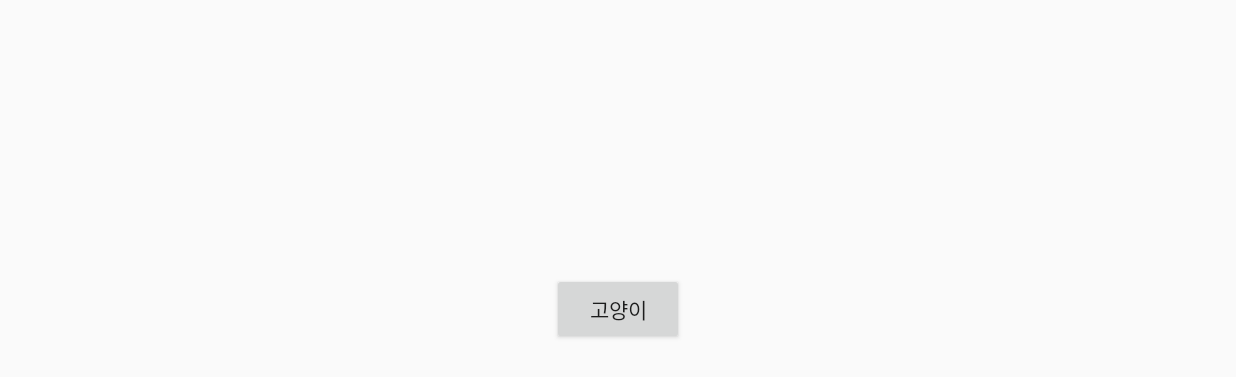
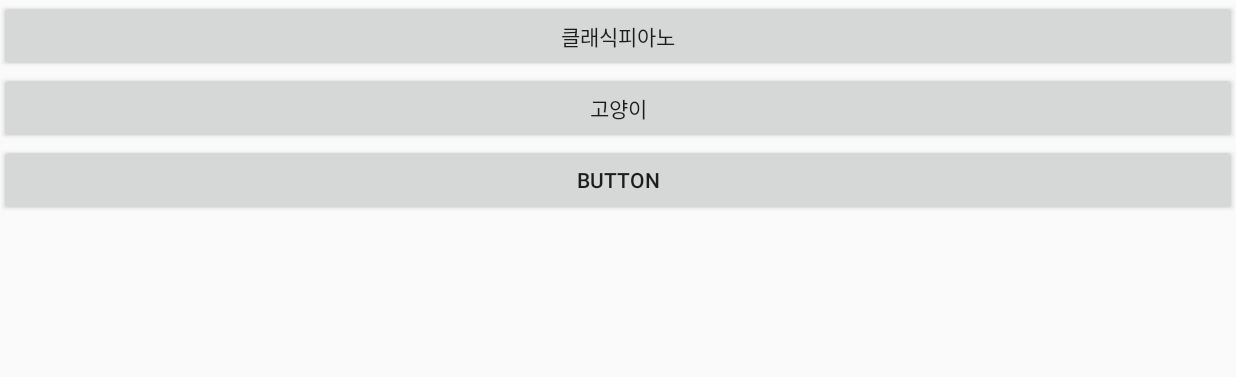
Before and after one commit to piamoTm/pianonew, an Android app: the screen it shows after launch (SoundChangeActivity), after a tap on "소 리 변 환", on a phone screen of 824 x 412 dp (held sideways). Shown: the top 377 px of the screen. Run offline under Robolectric (Android 15) with nearby library versions, the phone set to English and light mode, and no system bars; network calls fail; pictures from the network do not load; 3 statements that could not run were skipped.

Commit message:
소리변환_클래식피아노 , 아두이노 보내는 코드 좀 수정해서 MusicTest 아두이노로부터 코드받는부분 수정

```diff
--- a/app/src/main/AndroidManifest.xml
+++ b/app/src/main/AndroidManifest.xml
@@ -12,7 +12,8 @@
         android:roundIcon="@drawable/piano_yyj_bk"
         android:supportsRtl="true"
         android:theme="@style/AppTheme">
-        <activity android:name=".SoundChangeActivity"></activity>
+        <activity android:name=".SoundChangeActivity"
+            android:screenOrientation="landscape"></activity>
         <activity android:name=".Bluetooth_test"></activity>
         <activity
             android:name=".TestActivity"
--- a/app/src/main/java/com/example/pianoadroid/SoundChangeActivity.java
+++ b/app/src/main/java/com/example/pianoadroid/SoundChangeActivity.java
@@ -22,21 +22,14 @@ import java.io.OutputStream;
 //그래서 [고양이] 버튼을 눌러 버튼이 활성화상태일때 아두이노 피아노를 누르면
 //안드로이드에서 고양이 소리가 나는거지 (아두이노에서는 빛만)
 
-
 public class SoundChangeActivity extends AppCompatActivity implements View.OnClickListener {
 
     private SoundPool soundPool;
     private int[] soundID;
     private int[] catSoundID;
+    private int[] pianoSoundId;
 
-    final int DO = 0;
-    final int RE = 1;
-    final int MI = 2;
-    final int FA = 3;
-    final int SOL = 4;
-    final int RA = 5;
-    final int SI = 6;
-    final int HDO = 7;
+    final int DO = 0, RE = 1, MI = 2,FA = 3,SOL = 4,RA = 5, SI = 6,HDO = 7;
 
     //BlueTooth
     private static String mConnectedDeviceName = null;
@@ -45,7 +38,11 @@ public class SoundChangeActivity extends AppCompatActivity implements View.OnCli
     private static final String TAG = "soundChange";
 
     private Button btn_cat;
-    private boolean isCat;
+    private Button btn_piano;
+
+    private boolean[] isClicked;// 버튼 활성화
+    final int cat = 0; //버튼활성화 배열 인덱스로 사용할거야
+    final int piano = 1;
 
     @Override
     protected void onCreate(Bundle savedInstanceState) {
@@ -55,7 +52,9 @@ public class SoundChangeActivity extends AppCompatActivity implements View.OnCli
         soundPool = new SoundPool(4, AudioManager.STREAM_MUSIC,0);
         soundID = new int[8];
         catSoundID = new int[8];
+        pianoSoundId = new int[8];
 
+        //고양이소리
         catSoundID[DO] = soundPool.load(this, R.raw.yattong_do,1);
         catSoundID[RE] = soundPool.load(this, R.raw.yattong_re,1);
         catSoundID[MI] = soundPool.load(this, R.raw.yattong,1);
@@ -64,17 +63,31 @@ public class SoundChangeActivity extends AppCompatActivity implements View.OnCli
         catSoundID[RA] = soundPool.load(this, R.raw.yattong_ra,1);
         catSoundID[SI] = soundPool.load(this, R.raw.yattong_si,1);
         catSoundID[HDO] = soundPool.load(this, R.raw.yattong_hdo,1);
-
+        //피아노소리
+        pianoSoundId[DO] = soundPool.load(this, R.raw.sound1,1);
+        pianoSoundId[RE] = soundPool.load(this, R.raw.sound2,1);
+        pianoSoundId[MI] = soundPool.load(this, R.raw.sound3,1);
+        pianoSoundId[FA] = soundPool.load(this, R.raw.sound4,1);
+        pianoSoundId[SOL] = soundPool.load(this, R.raw.sound5,1);
+        pianoSoundId[RA] = soundPool.load(this, R.raw.sound6,1);
+        pianoSoundId[SI] = soundPool.load(this, R.raw.sound7,1);
+        pianoSoundId[HDO] = soundPool.load(this, R.raw.sound8,1);
 
         // 블루투스 소켓연결
         mConnectedTask = new ConnectedTask(SocketHandler.getmBluetoothsocket(),SocketHandler.getmDeviceName());
         mConnectedTask.execute(); //쓰레드실행
 
+        //버튼 연결
+        btn_cat = (Button) findViewById(R.id.btn_cat);
+        btn_piano = (Button)findViewById(R.id.btn_piano);
+        btn_cat.setOnClickListener(this);
+        btn_piano.setOnClickListener(this);
 
-
-        btn_cat = (Button) findViewById(R.id.btn_cat);
-        btn_cat.setOnClickListener(this);
-        isCat = false;
+        //버튼 비활성화 init
+        isClicked = new boolean[2];
+        for (boolean b: isClicked) {
+            b = false;
+        }
 
     }
 
@@ -92,25 +105,43 @@ public class SoundChangeActivity extends AppCompatActivity implements View.OnCli
         switch (view.getId()){
             case R.id.btn_cat : //고양이버튼 누름
                 Log.i("testLog", "고양이");
-                if(isCat){ //활성화 -> 비활성화
+                if(isClicked[cat]){ //활성화 -> 비활성화
                     soundID = null;
                     btn_cat.setTextColor(Color.BLACK);
                     sendMessage("N"); //아두이노를 작곡모드로
-                    isCat = false;
+                    isClicked[cat] = false;
 
                 }else{ //비활성화->활성화
                     soundID = catSoundID;
                     btn_cat.setTextColor(Color.BLUE);
                     sendMessage("S"); //아두이노를 작곡모드로
-                    isCat = true;
+                    isClicked[cat] = true;
                 }
+                break;
+
+            case R.id.btn_piano :
+                Log.i("testLog", "클래식피아노");
+                if(isClicked[piano]){ //활성화 -> 비활성화
+                    soundID = null;
+                    btn_piano.setTextColor(Color.BLACK);
+                    sendMessage("N"); //아두이노를 작곡모드로
+                    isClicked[piano] = false;
+
+                }else{ //비활성화->활성화
+                    soundID = pianoSoundId;
+                    btn_piano.setTextColor(Color.BLUE);
+                    sendMessage("S"); //아두이노를 작곡모드로
+                    isClicked[piano] = true;
+                }
+                break;
+
 
 
         }
     }
 
 
-
+    //소리내기
     void sound(String code){
         switch (code){
             case "C" :
--- a/app/src/main/res/layout/activity_sound.xml
+++ b/app/src/main/res/layout/activity_sound.xml
@@ -1,18 +1,23 @@
 <?xml version="1.0" encoding="utf-8"?>
-<android.support.constraint.ConstraintLayout xmlns:android="http://schemas.android.com/apk/res/android"
-    xmlns:app="http://schemas.android.com/apk/res-auto"
-    xmlns:tools="http://schemas.android.com/tools"
-    android:layout_width="match_parent"
-    android:layout_height="match_parent"
-    tools:context=".SoundChangeActivity">
+<LinearLayout xmlns:android="http://schemas.android.com/apk/res/android"
+    android:orientation="vertical" android:layout_width="match_parent"
+    android:layout_height="match_parent">
+
+    <Button
+        android:id="@+id/btn_piano"
+        android:layout_width="match_parent"
+        android:layout_height="wrap_content"
+        android:text="클래식피아노" />
 
     <Button
         android:id="@+id/btn_cat"
-        android:layout_width="wrap_content"
+        android:layout_width="match_parent"
         android:layout_height="wrap_content"
-        android:text="고양이"
-        app:layout_constraintBottom_toBottomOf="parent"
-        app:layout_constraintEnd_toEndOf="parent"
-        app:layout_constraintStart_toStartOf="parent"
-        app:layout_constraintTop_toTopOf="parent" />
-</android.support.constraint.ConstraintLayout>
+        android:text="고양이" />
+
+    <Button
+        android:id="@+id/button3"
+        android:layout_width="match_parent"
+        android:layout_height="wrap_content"
+        android:text="Button" />
+</LinearLayout>
```
Also changed, not shown: app/src/main/java/com/example/pianoadroid/MusicTest.java (+8 -7 lines), 8 other files.
